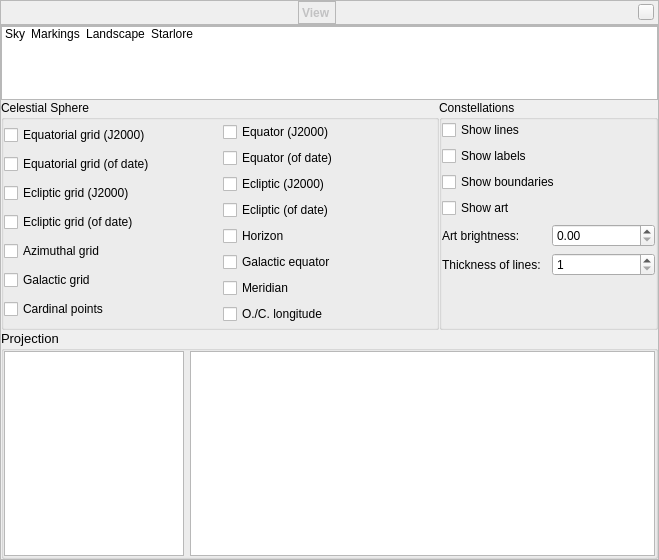
The window that src/gui/viewDialog.ui (519984307/stellarium_src) describes before a commit, drawn with Qt 5.
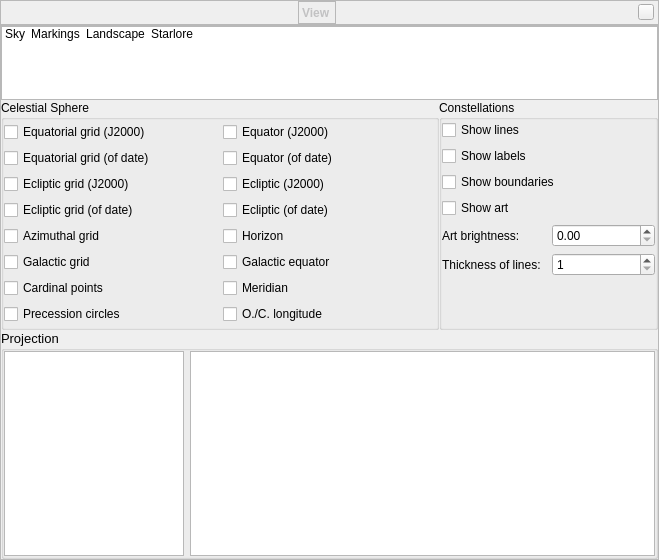
The same window after the commit. The open tabs and pages were chosen to show the change. Icons and pictures are not drawn. Custom widgets are drawn as their Qt base class.

Commit message: added new SkyLines: precession circles

What changed in the file:
```diff
--- a/src/gui/viewDialog.ui
+++ b/src/gui/viewDialog.ui
@@ -1500,6 +1500,13 @@
                    </property>
                   </widget>
                  </item>
+                 <item>
+                  <widget class="QCheckBox" name="showPrecessionCirclesCheckBox">
+                   <property name="text">
+                    <string>Precession circles</string>
+                   </property>
+                  </widget>
+                 </item>
                 </layout>
                </item>
                <item>
```
The commit also changes 3 other files.
